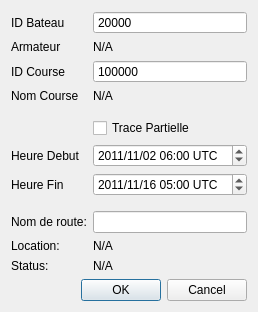
Above: src/Ui/DialogDownloadTracks.ui from nohal/qtVlm before the change. Below: the same form after it.
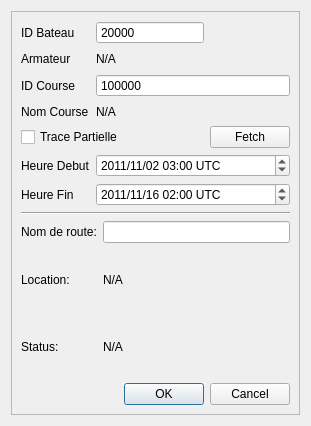
That is the form after the change.

```diff
--- a/src/Ui/DialogDownloadTracks.ui
+++ b/src/Ui/DialogDownloadTracks.ui
@@ -6,19 +6,33 @@
    <rect>
     <x>0</x>
     <y>0</y>
-    <width>258</width>
-    <height>276</height>
+    <width>311</width>
+    <height>426</height>
    </rect>
   </property>
   <property name="windowTitle">
    <string>Banque des Traces VLM</string>
   </property>
+  <layout class="QHBoxLayout" name="horizontalLayout">
+   <item>
+    <widget class="QScrollArea" name="scrollArea">
+     <property name="widgetResizable">
+      <bool>true</bool>
+     </property>
+     <widget class="QWidget" name="scrollAreaWidgetContents">
+      <property name="geometry">
+       <rect>
+        <x>0</x>
+        <y>0</y>
+        <width>291</width>
+        <height>406</height>
+       </rect>
+      </property>
+      <layout class="QHBoxLayout" name="horizontalLayout_2">
+       <item>
   <layout class="QVBoxLayout" name="verticalLayout">
    <item>
-    <layout class="QFormLayout" name="formLayout">
-     <property name="fieldGrowthPolicy">
-      <enum>QFormLayout::ExpandingFieldsGrow</enum>
-     </property>
+          <layout class="QGridLayout" name="gridLayout">
      <item row="0" column="0">
       <widget class="QLabel" name="labelBoatID">
        <property name="text">
@@ -78,7 +92,7 @@
        </property>
       </widget>
      </item>
-     <item row="2" column="1">
+           <item row="2" column="1" colspan="2">
       <widget class="QSpinBox" name="raceIDEdit">
        <property name="sizePolicy">
         <sizepolicy hsizetype="Expanding" vsizetype="Fixed">
@@ -100,21 +114,21 @@
        </property>
       </widget>
      </item>
-     <item row="4" column="0">
+           <item row="3" column="0">
       <widget class="QLabel" name="labelRaceName">
        <property name="text">
         <string>Nom Course</string>
        </property>
       </widget>
      </item>
-     <item row="4" column="1">
+           <item row="3" column="1">
       <widget class="QLabel" name="labelDisplayRaceName">
        <property name="text">
         <string>N/A</string>
        </property>
       </widget>
      </item>
-     <item row="6" column="1">
+           <item row="4" column="0" colspan="2">
       <widget class="QCheckBox" name="frameTrackCheckBox">
        <property name="enabled">
         <bool>true</bool>
@@ -124,21 +138,21 @@
        </property>
       </widget>
      </item>
-     <item row="5" column="1">
-      <widget class="Line" name="line">
-       <property name="orientation">
-        <enum>Qt::Horizontal</enum>
+           <item row="4" column="2">
+            <widget class="QPushButton" name="fetchButton">
+             <property name="text">
+              <string>Fetch</string>
        </property>
       </widget>
      </item>
-     <item row="7" column="0">
+           <item row="5" column="0">
       <widget class="QLabel" name="labelStartTime">
        <property name="text">
         <string>Heure Debut</string>
        </property>
       </widget>
      </item>
-     <item row="7" column="1">
+           <item row="5" column="1" colspan="2">
       <widget class="QDateTimeEdit" name="startTimeEdit">
        <property name="sizePolicy">
         <sizepolicy hsizetype="Expanding" vsizetype="Fixed">
@@ -154,7 +168,7 @@
        </property>
        <property name="dateTime">
         <datetime>
-         <hour>6</hour>
+               <hour>3</hour>
          <minute>0</minute>
          <second>0</second>
          <year>2011</year>
@@ -170,14 +184,14 @@
        </property>
       </widget>
      </item>
-     <item row="8" column="0">
+           <item row="6" column="0">
       <widget class="QLabel" name="labelEndTime">
        <property name="text">
         <string>Heure Fin</string>
        </property>
       </widget>
      </item>
-     <item row="8" column="1">
+           <item row="6" column="1" colspan="2">
       <widget class="QDateTimeEdit" name="endTimeEdit">
        <property name="sizePolicy">
         <sizepolicy hsizetype="Expanding" vsizetype="Fixed">
@@ -190,7 +204,7 @@
        </property>
        <property name="dateTime">
         <datetime>
-         <hour>5</hour>
+               <hour>2</hour>
          <minute>0</minute>
          <second>0</second>
          <year>2011</year>
@@ -206,24 +220,28 @@
        </property>
       </widget>
      </item>
-     <item row="9" column="1">
-      <widget class="Line" name="line_2">
+          </layout>
+         </item>
+         <item>
+          <widget class="Line" name="line">
        <property name="orientation">
         <enum>Qt::Horizontal</enum>
        </property>
       </widget>
      </item>
-     <item row="10" column="0">
+         <item>
+          <layout class="QGridLayout" name="gridLayout_2">
+           <item row="0" column="0" colspan="2">
       <widget class="QLabel" name="labelRouteName">
        <property name="text">
         <string>Nom de route:</string>
        </property>
       </widget>
      </item>
-     <item row="10" column="1">
+           <item row="0" column="2">
       <widget class="QLineEdit" name="editRouteName"/>
      </item>
-     <item row="11" column="0">
+           <item row="1" column="0">
       <widget class="QLabel" name="labelPath">
        <property name="maximumSize">
         <size>
@@ -236,7 +254,7 @@
        </property>
       </widget>
      </item>
-     <item row="11" column="1">
+           <item row="1" column="2">
       <widget class="QLabel" name="labelPathName">
        <property name="sizePolicy">
         <sizepolicy hsizetype="Expanding" vsizetype="Preferred">
@@ -249,7 +267,7 @@
        </property>
       </widget>
      </item>
-     <item row="12" column="0">
+           <item row="2" column="0">
       <widget class="QLabel" name="labelStatus">
        <property name="maximumSize">
         <size>
@@ -262,7 +280,7 @@
        </property>
       </widget>
      </item>
-     <item row="12" column="1">
+           <item row="2" column="2">
       <widget class="QLabel" name="labelFileName">
        <property name="sizePolicy">
         <sizepolicy hsizetype="Expanding" vsizetype="Preferred">
@@ -275,9 +293,7 @@
        </property>
       </widget>
      </item>
-    </layout>
-   </item>
-   <item>
+           <item row="3" column="1" colspan="2">
     <widget class="QDialogButtonBox" name="buttonBox">
      <property name="orientation">
       <enum>Qt::Horizontal</enum>
@@ -285,6 +301,14 @@
      <property name="standardButtons">
       <set>QDialogButtonBox::Cancel|QDialogButtonBox::Ok</set>
      </property>
+            </widget>
+           </item>
+          </layout>
+         </item>
+        </layout>
+       </item>
+      </layout>
+     </widget>
     </widget>
    </item>
   </layout>
```
Lines whose indentation alone changed are shown as unchanged.
